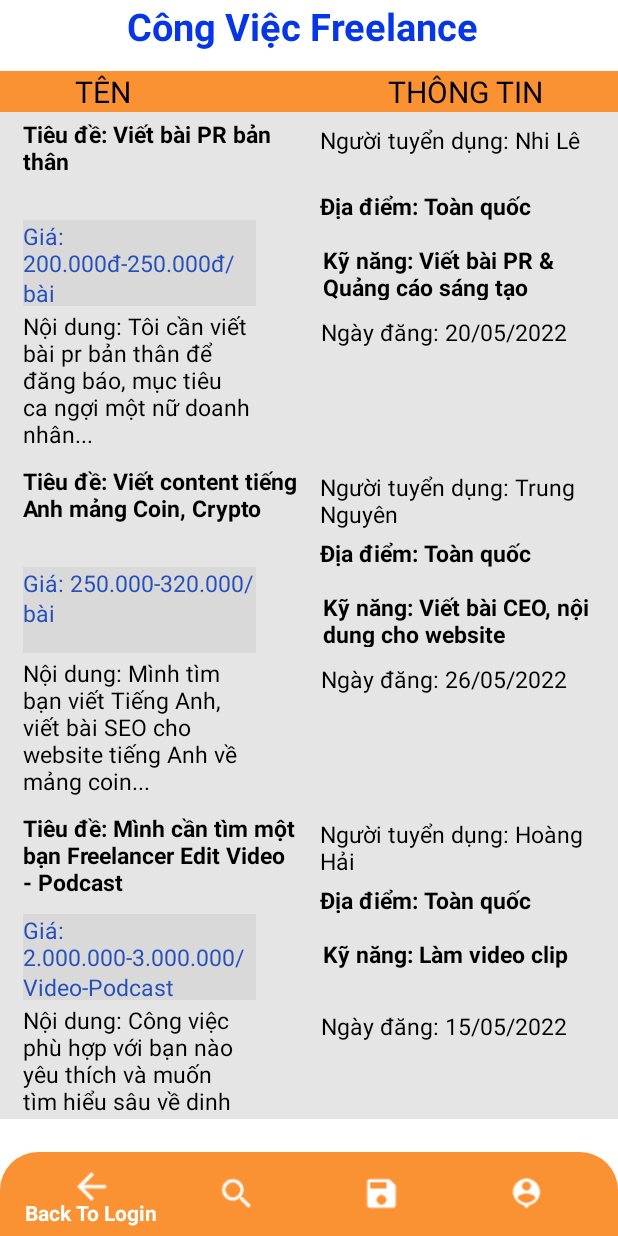
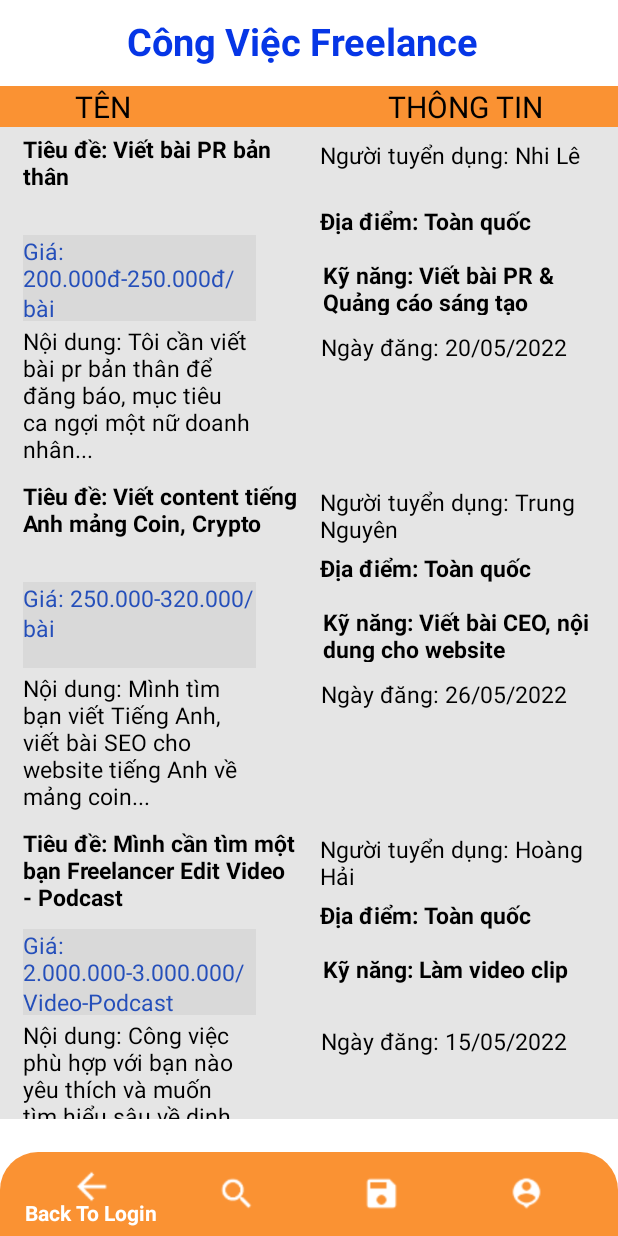
Before and after one commit to tuandm00/PJ_HCI_V3, an Android app: the screen it shows after launch (FreelancerMainActivity), on a phone screen of 412 x 824 dp. Run offline under Robolectric (Android 15) with nearby library versions, the phone set to English and light mode, and no system bars.

Commit message:
lai sua 1 chut

```diff
--- a/app/src/main/res/layout/activity_freelancer_main.xml
+++ b/app/src/main/res/layout/activity_freelancer_main.xml
@@ -13,6 +13,7 @@
         android:layout_width="242dp"
         android:layout_height="39dp"
         android:text="Công Việc Freelance"
+        android:layout_marginTop="10dp"
         android:layout_alignParentTop="true"
         android:layout_centerInParent="true"
         android:textColor="#0636E6"
```
